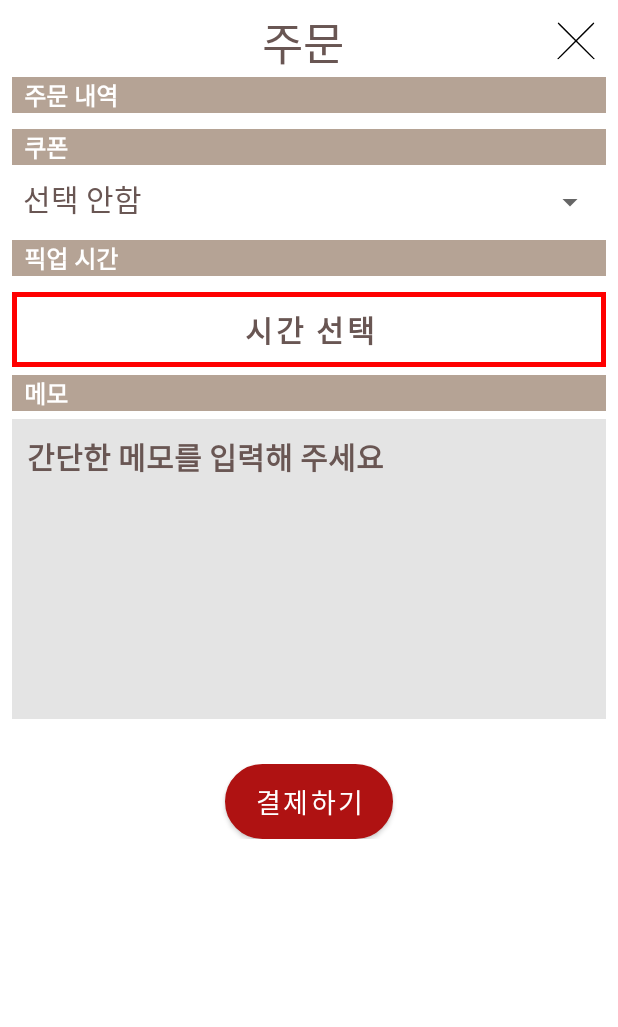
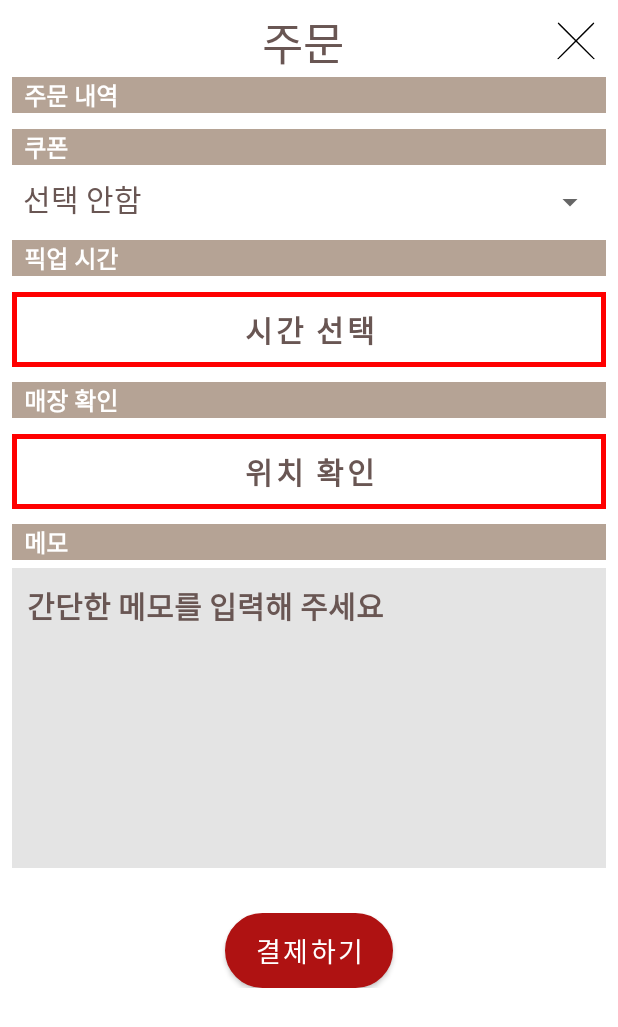
Before and after one commit to Yong-Dd/Team-Peridot, an Android app: the PaymentPage screen opened directly, with no data from a screen before it, on a phone screen of 412 x 824 dp. Shown: the top 1027 px of the screen. Run offline under Robolectric (Android 15) with nearby library versions, the phone set to English and light mode, and no system bars; our stand-ins replace Volley.

Commit message:
PaymentPage.java 위치 정보 추가

```diff
--- a/app/build.gradle
+++ b/app/build.gradle
@@ -38,4 +38,5 @@ dependencies {
     androidTestImplementation 'androidx.test.espresso:espresso-core:3.3.0'
     implementation 'com.android.volley:volley:1.1.1'
     implementation 'com.github.bumptech.glide:glide:4.11.0'
+    implementation 'com.google.android.gms:play-services-maps:17.0.0'
 }
--- a/app/src/main/java/com/peridot/o_der/client/PaymentPage.java
+++ b/app/src/main/java/com/peridot/o_der/client/PaymentPage.java
@@ -2,10 +2,7 @@ package com.peridot.o_der.client;
 
 import android.app.TimePickerDialog;
 import android.content.Intent;
-import android.graphics.Color;
 import android.os.Bundle;
-import android.os.Parcelable;
-import android.util.Log;
 import android.view.GestureDetector;
 import android.view.MotionEvent;
 import android.view.View;
@@ -18,7 +15,6 @@ import android.widget.TextView;
 import android.widget.TimePicker;
 import android.widget.Toast;
 
-import androidx.appcompat.app.AlertDialog;
 import androidx.appcompat.app.AppCompatActivity;
 import androidx.recyclerview.widget.LinearLayoutManager;
 import androidx.recyclerview.widget.RecyclerView;
@@ -138,9 +134,7 @@ public class PaymentPage extends AppCompatActivity {
 
                 //주문일자
                 Date today = new Date();
-                TimeZone tz1 = TimeZone.getTimeZone("Asia/Seoul");
                 SimpleDateFormat format1 = new SimpleDateFormat("yyyy-MM-dd  HH시 mm분");
-                format1.setTimeZone(tz1);
                 String ORDER_DATE = format1.format(today);
 
                 String ORDER_MENU="";
@@ -203,8 +197,6 @@ public class PaymentPage extends AppCompatActivity {
                         ORDER_DATE, ORDER_MENU, ORDER_PRICE, PICKUP_TIME, ORDER_MEMO, responseListener);
                 RequestQueue queue = Volley.newRequestQueue(PaymentPage.this);
                 queue.add(orderListUploadRequest);
-
-
                 }
 
 
@@ -281,6 +273,14 @@ public class PaymentPage extends AppCompatActivity {
             requestQueue = Volley.newRequestQueue(getApplicationContext());
         }
 
+        Button coffee_shop_search_Btn = findViewById(R.id.coffee_shop_search_Btn);
+        coffee_shop_search_Btn.setOnClickListener(new View.OnClickListener() {
+            @Override
+            public void onClick(View v) {
+                Intent intent = new Intent(getApplicationContext(), CafeLocation.class);
+                startActivity(intent);
+            }
+        });
 
     }
 
--- a/app/src/main/res/layout/payment_page.xml
+++ b/app/src/main/res/layout/payment_page.xml
@@ -151,7 +151,43 @@
             <RelativeLayout
                 android:layout_width="match_parent"
                 android:layout_height="wrap_content"
-                android:layout_marginTop="5dp"
+                android:layout_marginTop="10dp"
+                android:background="#B5A395">
+
+                <TextView
+                    android:id="@+id/coffee_shop_search"
+                    android:layout_width="match_parent"
+                    android:layout_height="wrap_content"
+                    android:layout_marginLeft="8dp"
+                    android:layout_marginRight="8dp"
+                    android:text="매장 확인"
+                    android:textColor="#FFFFFFFF"
+                    android:textSize="16sp"
+                    android:textStyle="bold" />
+            </RelativeLayout>
+
+            <RelativeLayout
+                android:layout_width="match_parent"
+                android:layout_height="wrap_content"
+                android:layout_marginTop="5dp">
+
+                <Button
+                    android:id="@+id/coffee_shop_search_Btn"
+                    android:layout_width="match_parent"
+                    android:layout_height="wrap_content"
+                    android:layout_marginTop="5dp"
+                    android:background="@drawable/time_picker"
+                    android:text="위치 확인"
+                    android:textColor="#695653"
+                    android:textSize="20sp"
+                    android:textStyle="bold"
+                    app:backgroundTint="@empty" />
+            </RelativeLayout>
+
+            <RelativeLayout
+                android:layout_width="match_parent"
+                android:layout_height="wrap_content"
+                android:layout_marginTop="10dp"
                 android:background="#B5A395">
 
                 <TextView
--- a/app/src/main/res/values-night/themes.xml
+++ b/app/src/main/res/values-night/themes.xml
@@ -10,7 +10,9 @@
         <item name="colorSecondaryVariant">@color/teal_200</item>
         <item name="colorOnSecondary">@color/black</item>
         <!-- Status bar color. -->
-        <item name="android:statusBarColor" tools:targetApi="l">?attr/colorPrimaryVariant</item>
+        <item name="android:statusBarColor" tools:targetApi="l">@android:color/transparent</item>
+        <item name="android:windowLightStatusBar" tools:targetApi="m">true</item>
+
         <!-- Customize your theme here. -->
     </style>
 </resources>
--- a/app/src/main/res/values/themes.xml
+++ b/app/src/main/res/values/themes.xml
@@ -10,7 +10,9 @@
         <item name="colorSecondaryVariant">@color/teal_700</item>
         <item name="colorOnSecondary">@color/black</item>
         <!-- Status bar color. -->
-        <item name="android:statusBarColor" tools:targetApi="l">?attr/colorPrimaryVariant</item>
+        <item name="android:statusBarColor" tools:targetApi="l">@android:color/transparent</item>
+        <item name="android:windowLightStatusBar" tools:targetApi="m">true</item>
+
         <!-- Customize your theme here. -->
     </style>
 </resources>
```
Also changed, not shown: app/src/main/AndroidManifest.xml (+24 -0 lines), app/src/main/java/com/peridot/o_der/client/CafeLocation.java (added, +65 -0 lines), app/src/main/res/layout/cafe_location.xml (added, +50 -0 lines).
